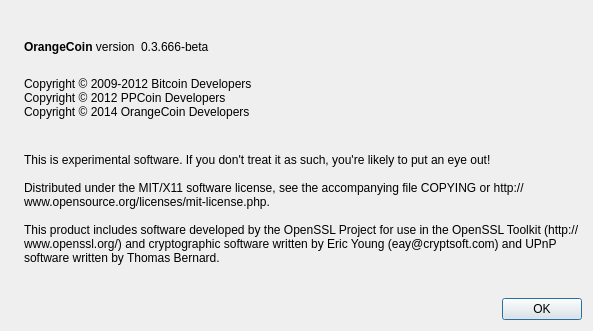
This is src/qt/forms/aboutdialog.ui in sherlockcoin/Orangecoin as Qt 5 draws it before an edit. The edited form follows.
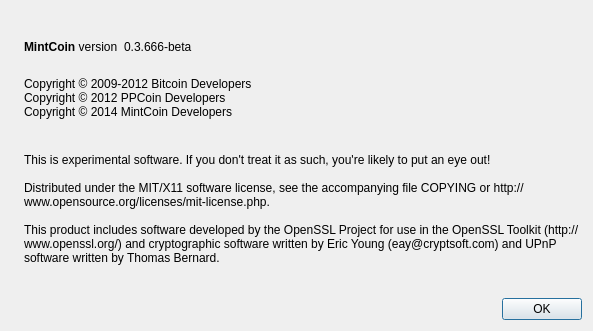
This is the edited form. Icons and pictures are not drawn.

```diff
--- a/src/qt/forms/aboutdialog.ui
+++ b/src/qt/forms/aboutdialog.ui
@@ -50,7 +50,7 @@
           <cursorShape>IBeamCursor</cursorShape>
          </property>
          <property name="text">
-          <string>&lt;b&gt;OrangeCoin&lt;/b&gt; version</string>
+          <string>&lt;b&gt;MintCoin&lt;/b&gt; version</string>
          </property>
          <property name="textInteractionFlags">
           <set>Qt::LinksAccessibleByMouse|Qt::TextSelectableByKeyboard|Qt::TextSelectableByMouse</set>
@@ -94,7 +94,7 @@
         <string>
 Copyright © 2009-2012 Bitcoin Developers
 Copyright © 2012 PPCoin Developers
-Copyright © 2014 OrangeCoin Developers
+Copyright © 2014 MintCoin Developers
 </string>
        </property>
        <property name="textInteractionFlags">
```
Left out of the diff: 2 changed lines with no effect on the pictures.
